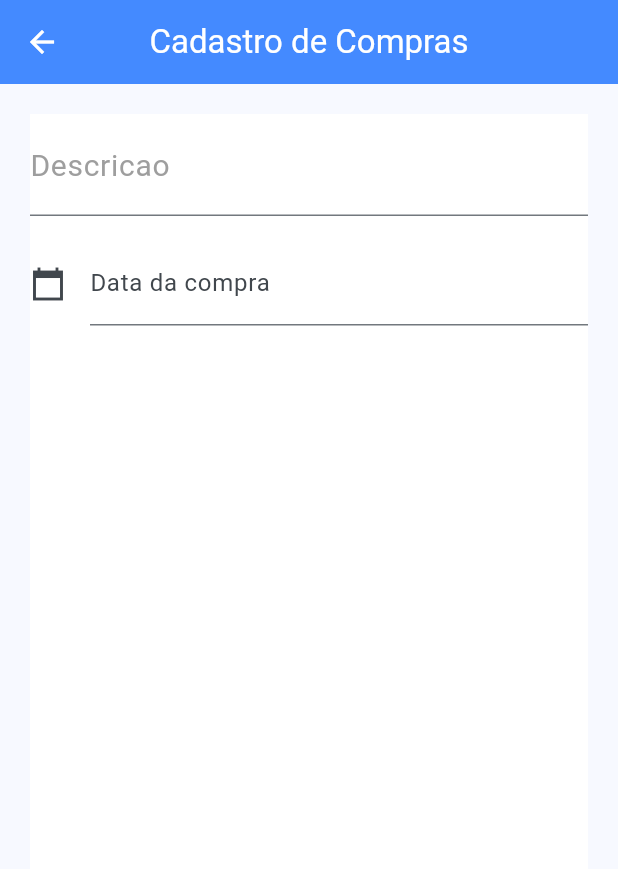
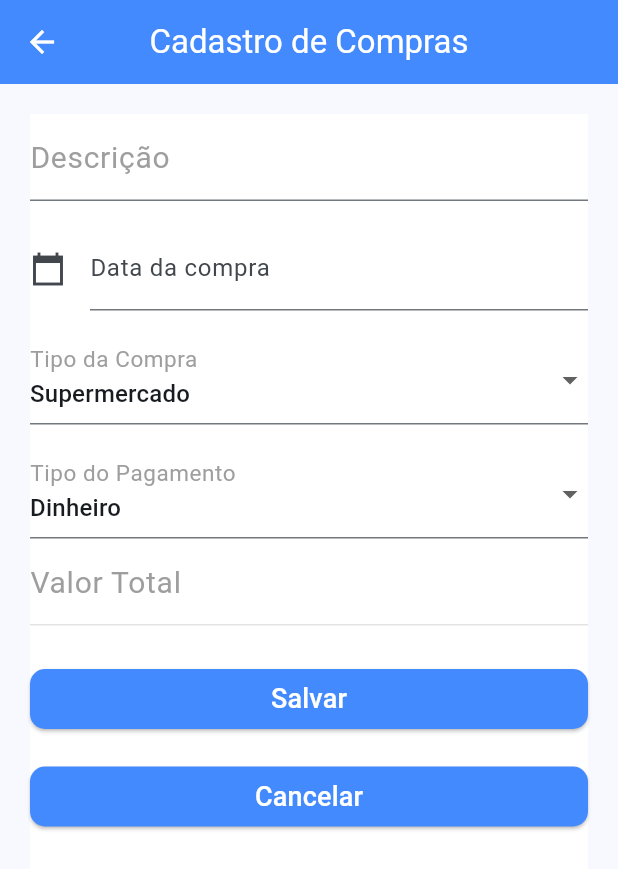
Before and after one commit to netodebortoli/app_soma_compra, a Flutter app: the TelaCadastroCompra screen opened by its route, on a phone screen of 412 x 824 dp. Shown: the top 869 px of the screen. Run offline on Flutter 3.47's test engine with Material 2 defaults, Android fonts, the phone set to English and light mode, and no system bars; our stand-ins replace fluttertoast, mask_text_input_formatter.

Commit message:
feat: adicionado campos restantes no formulário de cadastro de compras

```diff
--- a/lib/customs_widget/CampoForm.dart
+++ b/lib/customs_widget/CampoForm.dart
@@ -10,15 +10,19 @@ class CampoForm extends StatelessWidget {
   FormFieldValidator<String>? validator;
   num minLength;
   num maxLength;
+  bool formEnable;
+  bool isFormRequired;
 
   String? validarCampoEdicao(String? text) {
-    if ((text == null) || (text.isEmpty)) {
-      return "O campo '$label' é obrigatório";
+    if (isFormRequired == true) {
+      if ((text == null) || (text.isEmpty)) {
+        return "O campo \"$label\" é obrigatório";
+      }
     }
-    if (text.length < minLength ) {
+    if (text!.length < minLength) {
       return "Quantidade mínima é $minLength de caracteres";
     }
-    if (text.length > maxLength ) {
+    if (text!.length > maxLength) {
       return "Quantidade máxima é $maxLength de caracteres";
     }
     return null;
@@ -29,6 +33,8 @@ class CampoForm extends StatelessWidget {
       this.minLength = 0,
       this.maxLength = 100,
       this.password = false,
+      this.formEnable = true,
+      this.isFormRequired = true,
       this.typeInput = TextInputType.text,
       this.validator}) {
     validator = validarCampoEdicao;
@@ -37,15 +43,16 @@ class CampoForm extends StatelessWidget {
   @override
   Widget build(BuildContext context) {
     return TextFormField(
-        style: const TextStyle(fontSize: 22, color: Colors.black),
+        style: const TextStyle(fontSize: 15, color: Colors.black),
         validator: validator,
         controller: controller,
         obscureText: password,
         keyboardType: typeInput,
+        enabled: formEnable,
         decoration: InputDecoration(
             labelText: label,
             hintText: hint,
-            hintStyle: const TextStyle(color: Colors.grey, fontSize: 14),
+            hintStyle: const TextStyle(color: Colors.grey, fontSize: 15),
             labelStyle: const TextStyle(color: Colors.grey, fontSize: 20)));
   }
 }
--- a/lib/domain/Compra.dart
+++ b/lib/domain/Compra.dart
@@ -10,7 +10,7 @@ class Compra extends Objeto {
   double valorTotal = 0;
   String descricao;
   DateTime dataCompra;
-  Grupo? grupo;
+  List<Grupo>? grupo;
   TipoPagamento tipoPagamento;
   TipoCompra tipoCompra;
 
--- a/lib/domain/FormaPagamento.dart
+++ b/lib/domain/FormaPagamento.dart
@@ -1,8 +1,8 @@
 enum TipoPagamento {
+  Dinheiro('Dinheiro'),
   Credito('Crédito'),
   Debito('Débito'),
   Pix('Pix'),
-  Dinheiro('Dinheiro'),
   Outros('Outros');
 
   final String valor;
--- a/lib/domain/TipoCompra.dart
+++ b/lib/domain/TipoCompra.dart
@@ -1,6 +1,6 @@
 enum TipoCompra {
+  Supermercado('Supermercado'),
   Servicos('Serviços'),
-  Supermercado('Supermercado'),
   Saude('Saúde'),
   Lazer('Lazer'),
   Urgencia('Urgência'),
--- a/lib/views/TelaCadastroCompra.dart
+++ b/lib/views/TelaCadastroCompra.dart
@@ -1,7 +1,13 @@
+import 'package:app_soma_conta/customs_widget/Botao.dart';
 import 'package:app_soma_conta/customs_widget/CampoForm.dart';
+import 'package:app_soma_conta/customs_widget/ToastErro.dart';
+import 'package:app_soma_conta/customs_widget/ToastSucesso.dart';
+import 'package:app_soma_conta/domain/FormaPagamento.dart';
+import 'package:app_soma_conta/domain/TipoCompra.dart';
 import 'package:app_soma_conta/views/interaction_controller/ControllerCadastroCompra.dart';
 import 'package:flutter/material.dart';
 import 'package:intl/intl.dart';
+import 'package:mask_text_input_formatter/mask_text_input_formatter.dart';
 
 class TelaCadastroCompra extends StatefulWidget {
   static final String routeName = '/compras/novo';
@@ -20,13 +26,20 @@ class _TelaCadastroCompra extends State<TelaCadastroCompra> {
         foregroundColor: Colors.white,
         title: const Text("Cadastro de Compras"),
       ),
-      body: _body(context),
+      body: _tabFormCompra(context),
     );
   }
 
   final ControllerCadastroCompra controllerForm = ControllerCadastroCompra();
 
-  _body(BuildContext context) {
+  final mask = MaskTextInputFormatter(mask: '##/##/####');
+  static const List<TipoCompra> tiposCompras = TipoCompra.values;
+  static const List<TipoPagamento> tiposPagamento = TipoPagamento.values;
+
+  TipoCompra dropdownValueTipoCompra = tiposCompras.first;
+  TipoPagamento dropdownValueTipoPagamento = tiposPagamento.first;
+
+  _tabFormCompra(BuildContext context) {
     return Container(
       color: Colors.white,
       margin: EdgeInsets.all(20),
@@ -34,11 +47,17 @@ class _TelaCadastroCompra extends State<TelaCadastroCompra> {
         key: controllerForm.formkey,
         child: ListView(
           children: [
-            CampoForm("Descricao", controllerForm.controleDescricao,
+            CampoForm("Descrição", controllerForm.controleDescricao,
                 hint: "Descrição da compra"),
             const SizedBox(height: 17),
             TextFormField(
+              inputFormatters: [mask],
               controller: controllerForm.controleData,
+              validator: (String? text) {
+                if (text != null && text.isEmpty) {
+                  return "O campo \"Data da Compra\" é obrigatório.";
+                }
+              },
               keyboardType: TextInputType.datetime,
               onTap: () async {
                 DateTime? pickerDate = await showDatePicker(
@@ -58,10 +77,70 @@ class _TelaCadastroCompra extends State<TelaCadastroCompra> {
               decoration: const InputDecoration(
                   labelText: "Data da compra",
                   icon: Icon(Icons.calendar_today_sharp)),
-            )
+            ),
+            SizedBox(height: 17),
+            DropdownButtonFormField(
+              value: dropdownValueTipoCompra,
+              validator: (value) =>
+                  value == null ? 'O campo é obrigatório' : null,
+              onChanged: (TipoCompra? value) {
+                setState(() {
+                  dropdownValueTipoCompra = value!;
+                });
+              },
+              decoration: const InputDecoration(
+                  labelText: "Tipo da Compra",
+                  labelStyle:
+                      const TextStyle(color: Colors.grey, fontSize: 20)),
+              items: tiposCompras
+                  .map<DropdownMenuItem<TipoCompra>>((TipoCompra value) {
+                return DropdownMenuItem<TipoCompra>(
+                  value: value,
+                  child: Text(value.valor),
+                );
+              }).toList(),
+            ),
+            const SizedBox(height: 17),
+            DropdownButtonFormField(
+              value: dropdownValueTipoPagamento,
+              validator: (value) =>
+                  value == null ? 'O campo é obrigatório' : null,
+              onChanged: (TipoPagamento? value) {
+                setState(() {
+                  dropdownValueTipoPagamento = value!;
+                });
+              },
+              decoration: const InputDecoration(
+                  labelText: "Tipo do Pagamento",
+                  labelStyle:
+                      const TextStyle(color: Colors.grey, fontSize: 20)),
+              items: tiposPagamento
+                  .map<DropdownMenuItem<TipoPagamento>>((TipoPagamento value) {
+                return DropdownMenuItem<TipoPagamento>(
+                  value: value,
+                  child: Text(value.valor),
+                );
+              }).toList(),
+            ),
+            CampoForm("Valor Total", controllerForm.controleValorTotal,
+                isFormRequired: false,
+                typeInput: TextInputType.number,
+                formEnable: false),
+            const SizedBox(height: 25),
+            Botao("Salvar", onClick: () {
+              controllerForm.cadastrarCompra(context);
+            }),
+            const SizedBox(height: 17),
+            Botao("Cancelar", onClick: () {
+              controllerForm.cancelarCompra(context);
+            })
           ],
         ),
       ),
     );
   }
+
+  _tabItensCompra() {
+
+  }
 }
--- a/pubspec.yaml
+++ b/pubspec.yaml
@@ -40,8 +40,9 @@ dependencies:
   # The following adds the Cupertino Icons font to your application.
   # Use with the CupertinoIcons class for iOS style icons.
   cupertino_icons: ^1.0.2
-  flutter_localization: ^0.1.14
+  flutter_localization: 0.1.13
   d_chart: ^2.6.2
+  mask_text_input_formatter: ^2.5.0
 
 dev_dependencies:
   flutter_test:
```
Also changed, not shown: lib/views/interaction_controller/ControllerCadastroCompra.dart (+25 -2 lines), pubspec.lock.
